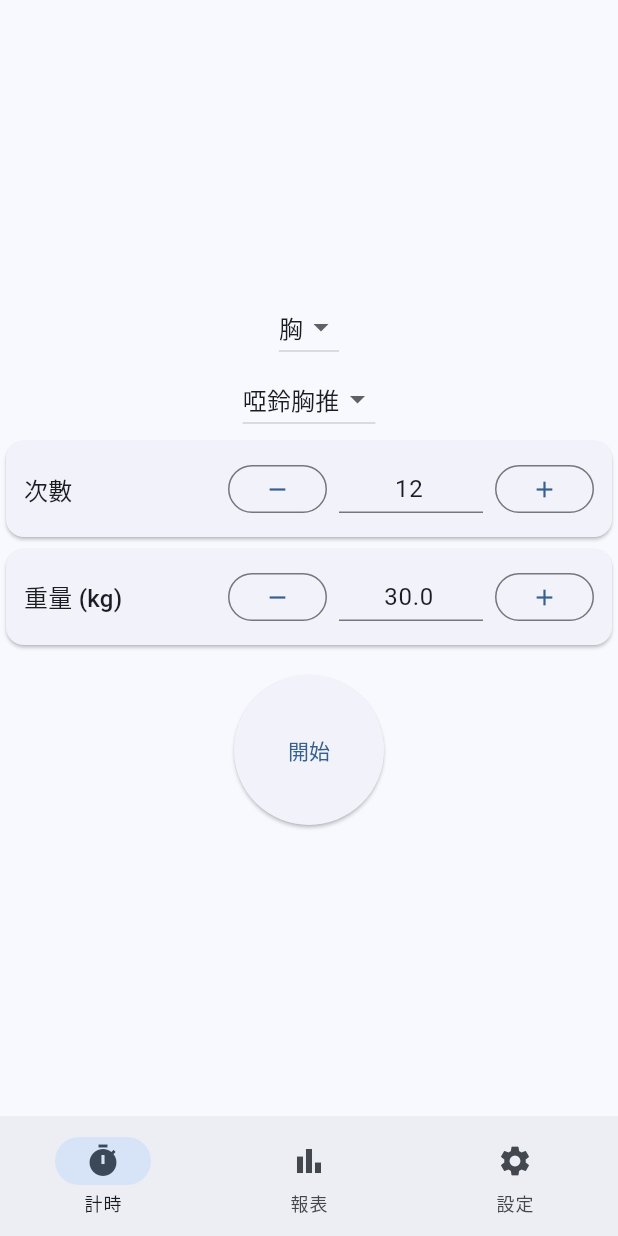
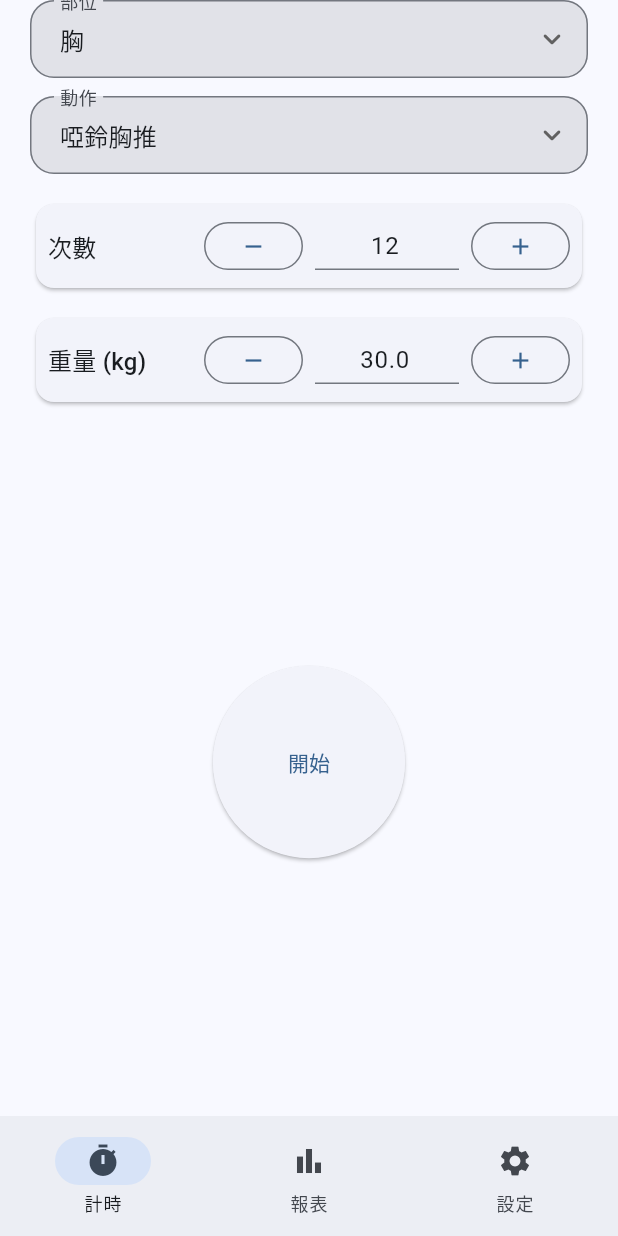
Before and after one commit to jia741/IronDiary, a Flutter app: the screen it shows after launch, on a phone screen of 412 x 824 dp. Run offline on Flutter 3.47's test engine with Material 3 defaults, Android fonts, the phone set to English and light mode, and no system bars; our stand-ins replace sqflite; accounts and stored records are empty.

Commit message:
開始按鈕垂直置中

```diff
--- a/lib/home_page.dart
+++ b/lib/home_page.dart
@@ -72,9 +72,9 @@ class _HomePageState extends State<HomePage> {
 
   Future<void> _startWorkout() async {
     final exId = _selectedExercise;
-    final reps = int.tryParse(_repController.text);
-    final weight = double.tryParse(_weightController.text);
-    if (exId == null || reps == null || weight == null) return;
+    //final reps = int.tryParse(_repController.text);
+    //final weight = double.tryParse(_weightController.text);
+    if (exId == null) return;
     await _db.logWorkout(exId, reps, weight);
     if (!mounted) return;
     ScaffoldMessenger.of(
@@ -139,18 +139,23 @@ class _HomePageState extends State<HomePage> {
     if (_loading) {
       return const Scaffold(body: Center(child: CircularProgressIndicator()));
     }
+
     return Scaffold(
-      body: AbsorbPointer(
+      body: SafeArea(
+        child: AbsorbPointer(
           absorbing: _isTiming,
-        child: Center(
+          child: Padding(
+            padding: const EdgeInsets.symmetric(horizontal: 20),
             child: Column(
-            mainAxisSize: MainAxisSize.min,
               children: [
-              DropdownButton<int>(
+                // 美化下拉 1：部位
+                prettyDropdown<int>(
+                  context: context,
+                  label: '部位',
                   value: _selectedCategory,
                   items: _categories
                       .map(
-                      (c) => DropdownMenuItem<int>(
+                        (c) => DropdownMenuItem(
                           value: c['id'] as int,
                           child: Text(c['name'] as String),
                         ),
@@ -158,11 +163,16 @@ class _HomePageState extends State<HomePage> {
                       .toList(),
                   onChanged: _onCategoryChanged,
                 ),
-              DropdownButton<int>(
+
+                const SizedBox(height: 12),
+                // 美化下拉 2：動作
+                prettyDropdown<int>(
+                  context: context,
+                  label: '動作',
                   value: _selectedExercise,
                   items: _exercises
                       .map(
-                      (e) => DropdownMenuItem<int>(
+                        (e) => DropdownMenuItem(
                           value: e['id'] as int,
                           child: Text(e['name'] as String),
                         ),
@@ -170,23 +180,20 @@ class _HomePageState extends State<HomePage> {
                       .toList(),
                   onChanged: (id) => setState(() => _selectedExercise = id),
                 ),
-              Column(
-                //改成帶有 `+/-` 的 `Row` + `OutlinedButton`
-                mainAxisAlignment: MainAxisAlignment.center,
-                children: [
+                const SizedBox(height: 16),
+
+                // 數值列：左右留白已由外層 padding 提供
                 NumberRow(
                   label: '次數',
                   valueText: reps.toString(),
                   onMinus: () =>
                       setState(() => reps = (reps - 1).clamp(0, 999)),
-                    onPlus: () =>
-                        setState(() => reps = (reps + 1).clamp(0, 999)),
+                  onPlus: () => setState(() => reps = (reps + 1).clamp(0, 999)),
                   onSubmitted: (v) =>
                       setState(() => reps = int.tryParse(v) ?? reps),
                   inputFormatters: [FilteringTextInputFormatter.digitsOnly],
                 ),
-
-                  const SizedBox(width: 8),
+                const SizedBox(height: 12),
                 NumberRow(
                   label: '重量 (kg)',
                   valueText: weight.toStringAsFixed(1),
@@ -205,44 +212,41 @@ class _HomePageState extends State<HomePage> {
                     ),
                   ],
                 ),
-                ],
-              ),
-              const SizedBox(height: 16),
-              ElevatedButton(
+
+                Expanded(
+                  child: ElevatedButton(
+                    onPressed: _isTiming ? null : _startWorkout,
                     style: ElevatedButton.styleFrom(
                       shape: const CircleBorder(),
-                  padding: const EdgeInsets.all(40),
+                      padding: const EdgeInsets.all(50),
                     ),
-                onPressed: _isTiming ? null : _startWorkout,
                     child: Text(_isTiming ? '$_remainingSeconds' : '開始'),
+                  ),
                 ),
               ],
             ),
           ),
         ),
+      ),
+
       bottomNavigationBar: NavigationBar(
         selectedIndex: _navIndex,
         onDestinationSelected: (i) => setState(() {
           _navIndex = i;
-          switch (_navIndex) {
+          switch (i) {
             case 0:
-              // Navigate to Timer Page
               _showTimerDialog();
               break;
             case 1:
-              // Navigate to Report Page
               Navigator.push(
                 context,
                 MaterialPageRoute(builder: (_) => const ReportPage()),
               );
               break;
             case 2:
-              // Navigate to Settings Page
               Navigator.push(
                 context,
-                    MaterialPageRoute(
-                      builder: (_) => const ExerciseSettingsPage(),
-                    ),
+                MaterialPageRoute(builder: (_) => const ExerciseSettingsPage()),
               ).then((_) => _loadData());
               break;
           }
@@ -253,44 +257,37 @@ class _HomePageState extends State<HomePage> {
           NavigationDestination(icon: Icon(Icons.settings), label: '設定'),
         ],
       ),
-      /*
-      bottomNavigationBar: AbsorbPointer(
-        absorbing: _isTiming,
-        child: BottomAppBar(
-          child: Row(
-            mainAxisAlignment: MainAxisAlignment.spaceAround,
-            children: [
-              IconButton(
-                onPressed: _showTimerDialog,
-                icon: const Icon(Icons.timer),
-              ),
-              IconButton(
-                onPressed: () {
-                  Navigator.push(
-                    context,
-                    MaterialPageRoute(builder: (_) => const ReportPage()),
     );
-                },
-                icon: const Icon(Icons.assessment),
-              ),
-              IconButton(
-                onPressed: () {
-                  Navigator.push(
-                    context,
-                    MaterialPageRoute(
-                      builder: (_) => const ExerciseSettingsPage(),
-                    ),
-                  ).then((_) => _loadData());
-                },
-                icon: const Icon(Icons.settings),
-              ),
-            ],
+  }
+}
+
+// 下拉樣式（M3 外觀）
+Widget prettyDropdown<T>({
+  required BuildContext context,
+  required String label,
+  required T? value,
+  required List<DropdownMenuItem<T>> items,
+  required ValueChanged<T?> onChanged,
+}) {
+  final cs = Theme.of(context).colorScheme;
+  return DropdownButtonFormField<T>(
+    value: value,
+    isExpanded: true,
+    items: items,
+    onChanged: onChanged,
+    icon: const Icon(Icons.keyboard_arrow_down_rounded),
+    decoration: InputDecoration(
+      labelText: label,
+      filled: true,
+      fillColor: cs.surfaceContainerHighest,
+      contentPadding: const EdgeInsets.symmetric(horizontal: 16, vertical: 14),
+      border: OutlineInputBorder(borderRadius: BorderRadius.circular(16)),
+      enabledBorder: OutlineInputBorder(
+        borderRadius: BorderRadius.circular(16),
+        borderSide: BorderSide(color: Theme.of(context).dividerColor),
       ),
     ),
-      ),
-      */
   );
-  }
 }
 
 /// 含 +/- 與可輸入的數值列
@@ -338,7 +335,7 @@ class _NumberRowState extends State<NumberRow> {
   Widget build(BuildContext context) {
     return Card(
       child: Padding(
-        padding: const EdgeInsets.all(12),
+        padding: const EdgeInsets.all(8),
         child: Row(
           children: [
             Text(widget.label, style: Theme.of(context).textTheme.titleMedium),
```
Lines whose indentation alone changed are shown as unchanged.
